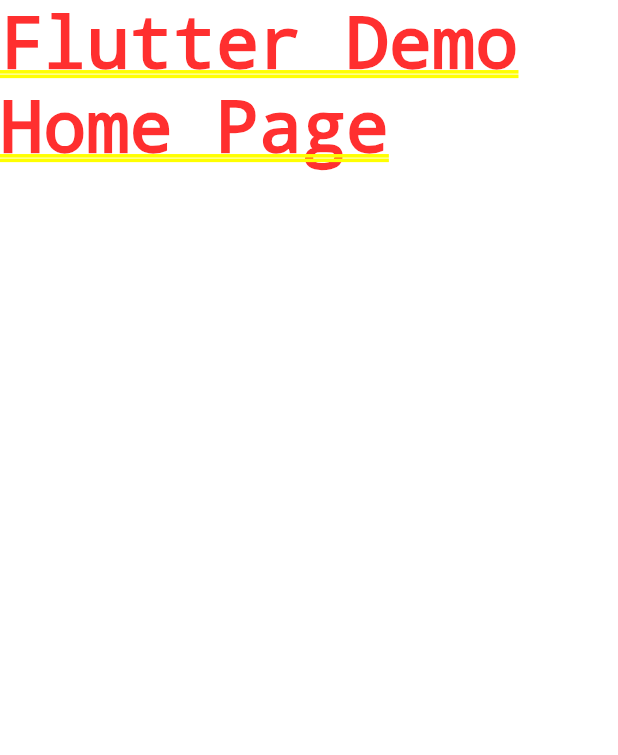
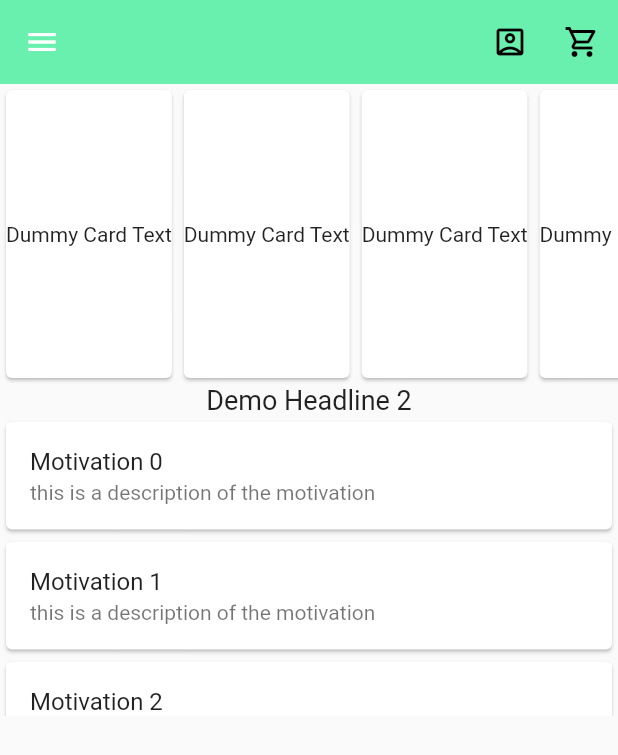
Before and after one commit to esse-jacques-dansomon/wantermaket, a Flutter app: the screen it shows after launch, on a phone screen of 412 x 824 dp. Shown: the top 755 px of the screen. Run offline on Flutter 3.47's test engine with Material 2 defaults, Android fonts, the phone set to English and light mode, and no system bars.

Commit message:
Mise en place de la structure de AppBar

```diff
--- a/lib/config/app_colors.dart
+++ b/lib/config/app_colors.dart
@@ -0,0 +1,5 @@
+import 'package:flutter/material.dart';
+
+class AppColors{
+  static const Color primary = Color(0x0011076d);
+}
--- a/lib/main.dart
+++ b/lib/main.dart
@@ -1,4 +1,5 @@
 import 'package:flutter/material.dart';
+import 'package:wantermarket/ui/screens/home/home_screen.dart';
 
 void main() {
   runApp(const MyApp());
@@ -15,7 +16,7 @@
       theme: ThemeData(
         primarySwatch: Colors.blue,
       ),
-      home: const Text('Flutter Demo Home Page'),
+      home: const HomeScreen(),
     );
   }
 }
--- a/lib/ui/screens/home/home_screen.dart
+++ b/lib/ui/screens/home/home_screen.dart
@@ -0,0 +1,55 @@
+import 'package:flutter/material.dart';
+
+import '../../widgets/app_bar.dart';
+
+class HomeScreen extends StatefulWidget {
+  const HomeScreen({Key? key}) : super(key: key);
+
+  @override
+  State<HomeScreen> createState() => _HomeScreenState();
+}
+
+class _HomeScreenState extends State<HomeScreen> {
+  @override
+  Widget build(BuildContext context) {
+    return Scaffold(
+      appBar: appBar(),
+      drawer: newDrawer(context),
+      body: SingleChildScrollView(
+        child: Column(
+          children: [
+            ConstrainedBox(
+              constraints: const BoxConstraints(maxHeight: 200),
+              child: ListView.builder(
+                shrinkWrap: true,
+                scrollDirection: Axis.horizontal,
+                itemCount: 15,
+                itemBuilder: (BuildContext context, int index) => Card(
+                  child: Center(child: Text('Dummy Card Text')),
+                ),
+              ),
+            ),
+            Text(
+              'Demo Headline 2',
+              style: TextStyle(fontSize: 18),
+            ),
+
+            ConstrainedBox(
+              constraints: const BoxConstraints(maxHeight: 200),
+              child: ListView.builder(
+                shrinkWrap: true,
+                itemBuilder: (ctx,int){
+                  return Card(
+                    child: ListTile(
+                        title: Text('Motivation $int'),
+                        subtitle: Text('this is a description of the motivation')),
+                  );
+                },
+              ),
+            ),
+          ],
+        ),
+      ),
+    );
+  }
+}
--- a/lib/ui/widgets/app_bar.dart
+++ b/lib/ui/widgets/app_bar.dart
@@ -0,0 +1,86 @@
+import 'package:flutter/material.dart';
+import 'package:wantermarket/data/categorie_json.dart';
+
+import '../../config/app_colors.dart';
+
+AppBar appBar() {
+  return AppBar(
+    // leading: IconButton(
+    //   icon: Image.asset('assets/images/logo.png'),
+    //   onPressed: () {},
+    // ),
+    elevation: 0,
+    backgroundColor: Colors.greenAccent,
+    actions: [
+      IconButton(
+        onPressed: () {},
+        icon: Icon(Icons.account_box_outlined, color: Colors.black,),
+      ),
+      IconButton(
+        onPressed: () {
+        },
+        icon: Icon(Icons.shopping_cart_outlined, color: Colors.black,),
+      ),
+
+
+    ],
+  );
+}
+
+
+
+
+newDrawer(BuildContext context){
+  return  Drawer(
+
+    child: ListView(
+      padding: EdgeInsets.zero,
+      children: [
+        ConstrainedBox(
+          constraints: BoxConstraints(
+            maxHeight: MediaQuery.of(context).size.height,
+          ),
+          child: ListView.builder(
+            itemCount: categories.length,
+            itemBuilder: (BuildContext context, int index) {
+              return MenuItem(name:categories[index]['name'] ,);
+            },
+          ),
+        ),
+
+      ],
+    ),
+  );
+}
+
+class MenuItem extends StatelessWidget {
+  final String name;
+  const MenuItem({
+    Key? key, required this.name
+  }) : super(key: key);
+
+  @override
+  Widget build(BuildContext context) {
+
+    return ExpansionTile(
+      title: Text(name, style: TextStyle(color: Colors.black, fontSize: 20),),
+      children: <Widget>[
+        Padding(
+          padding: const EdgeInsets.symmetric(horizontal: 16.0),
+          child: Align(
+            alignment: Alignment.topLeft,
+            child: Column(
+              children: [
+                Text('Sous categorie 1'),
+                Text('Sous categorie 1'),
+                Text('Sous categorie 1'),
+                Text('Sous categorie 1'),
+
+              ]
+            ),
+          ),
+        ),
+      ],
+    );
+  }
+}
--- a/pubspec.yaml
+++ b/pubspec.yaml
@@ -37,6 +37,7 @@
   cupertino_icons: ^1.0.2
   provider: ^6.0.3
   dio: ^4.0.6
+  carousel_slider: ^4.1.1
 
 dev_dependencies:
   flutter_test:
```
Also changed, not shown: lib/data/categorie_json.dart (+57 -0 lines), assets/images/logo.png (added), pubspec.lock.
